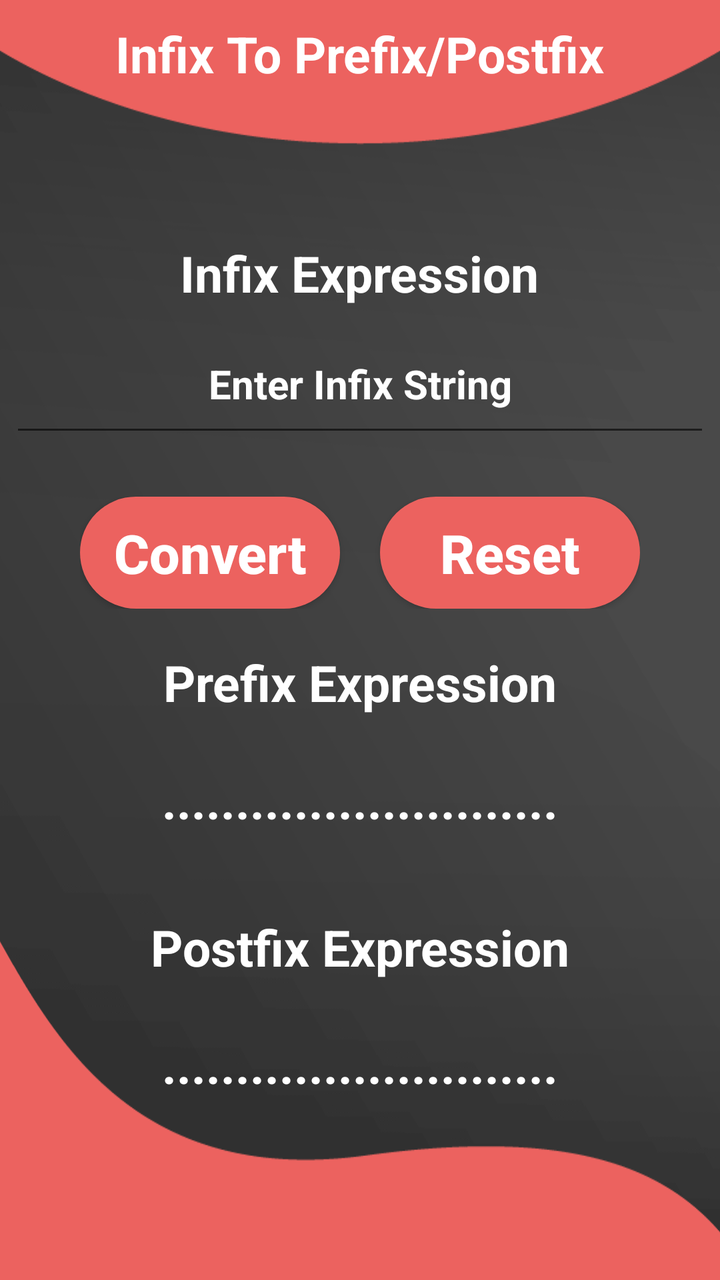
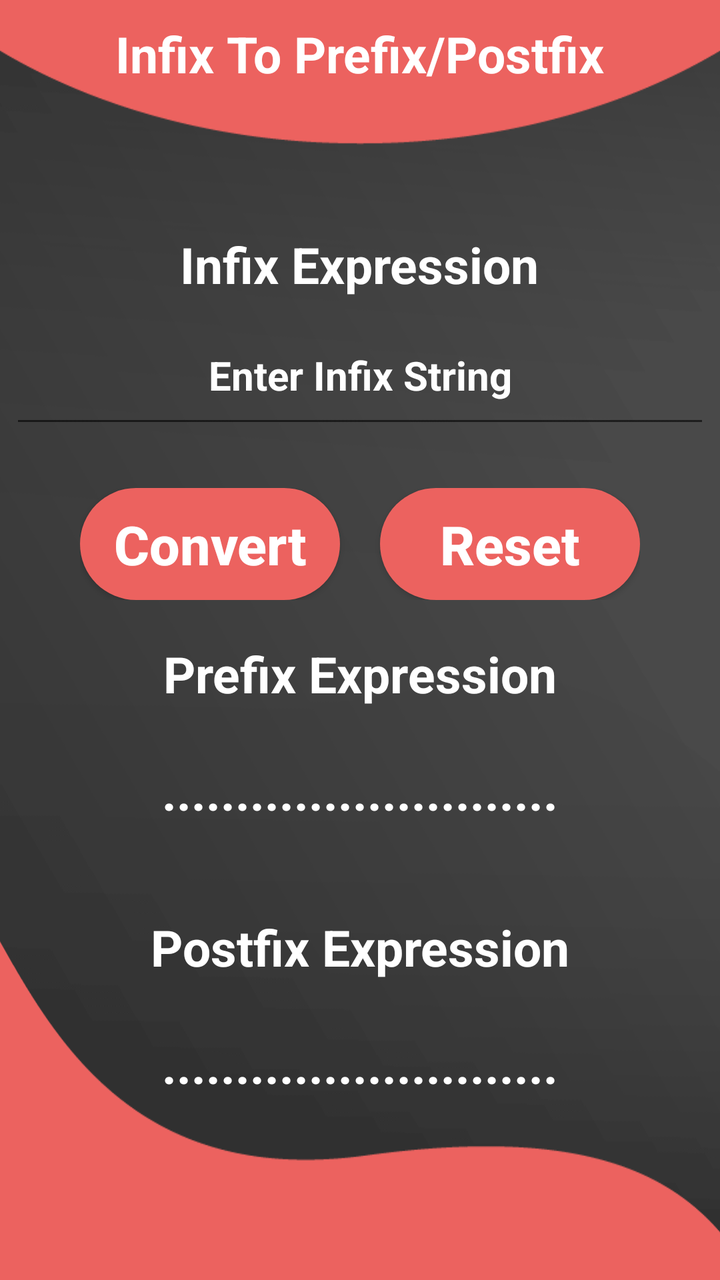

Two renders of the same Android screen: before a commit and after it. Below are the layout's source before the change and the commit's diff.
<!-- AndroidManifest.xml: application theme AppTheme -->
<!-- res/layout/activity_infix_to_other.xml -->
<?xml version="1.0" encoding="utf-8"?>
<LinearLayout xmlns:android="http://schemas.android.com/apk/res/android"
    xmlns:tools="http://schemas.android.com/tools"
    android:layout_width="match_parent"
    android:orientation="vertical"
    android:padding="5dp"
    android:background="@drawable/background_2"
    android:gravity="center"
    android:layout_height="match_parent"
    tools:context=".infixToOther">
    <TextView
        android:layout_width="wrap_content"
        android:layout_height="wrap_content"
        android:text="@string/infix_to_other_button"
        android:gravity="center_horizontal"
        android:padding="5dp"
        android:textColor="#ffffff"
        android:textStyle="bold"
        android:textSize="25sp"/>
    <LinearLayout
        android:layout_width="match_parent"
        android:gravity="center"
        android:layout_height="match_parent">
        <ScrollView
            android:layout_width="match_parent"
            android:layout_height="wrap_content"
            tools:ignore="UselessParent">
            <LinearLayout
                android:layout_width="match_parent"
                android:layout_height="wrap_content"
                android:gravity="center"
                android:orientation="vertical">
                <TextView
                    android:layout_width="wrap_content"
                    android:layout_height="wrap_content"
                    android:layout_marginBottom="15dp"
                    android:padding="5dp"
                    android:text="@string/infix"
                    android:textColor="#ffffff"
                    android:textSize="25sp"
                    android:textStyle="bold" />
                <EditText
                    android:id="@+id/infix_input"
                    android:layout_width="match_parent"
                    android:layout_height="50dp"
                    android:layout_marginBottom="15dp"
                    android:autofillHints="no"
                    android:digits="0123456789QWERTYUIOPLKJHGFDSAZXCVBNMqwertyuioplkjhgfdsazxcvbnm()+-*/^$%"
                    android:gravity="center_horizontal"
                    android:hint="@string/infix_input"
                    android:inputType="text"
                    android:padding="5dp"
                    android:textColor="#ffffff"
                    android:textColorHint="#ffffff"
                    android:textCursorDrawable="@null"
                    android:textSize="20sp"
                    android:textStyle="bold" />
                <LinearLayout
                    android:layout_width="wrap_content"
                    android:layout_height="wrap_content"
                    android:layout_marginTop="10dp"
                    android:layout_marginBottom="15dp"
                    android:orientation="horizontal">
                    <Button
                        android:id="@+id/button_convert"
                        android:layout_width="130dp"
                        android:layout_height="wrap_content"
                        android:layout_marginEnd="20dp"
                        android:background="@drawable/button_1"
                        android:padding="10dp"
                        android:text="@string/convert_button"
                        android:textAllCaps="false"
                        android:textColor="#ffffff"
                        android:textSize="27sp"
                        android:textStyle="bold"
                        tools:ignore="ButtonStyle" />
                    <Button
                        android:id="@+id/button_reset"
                        android:layout_width="130dp"
                        android:layout_height="wrap_content"
                        android:background="@drawable/button_1"
                        android:padding="10dp"
                        android:text="@string/reset_button"
                        android:textAllCaps="false"
                        android:textColor="#ffffff"
                        android:textSize="27sp"
                        android:textStyle="bold"
                        tools:ignore="ButtonStyle" />
                </LinearLayout>
                <TextView
                    android:layout_width="wrap_content"
                    android:layout_height="wrap_content"
                    android:layout_marginBottom="15dp"
                    android:padding="5dp"
                    android:text="@string/prefix"
                    android:textColor="#ffffff"
                    android:textSize="25sp"
                    android:textStyle="bold" />

                <TextView
                    android:id="@+id/prefix_output"
                    android:layout_width="wrap_content"
                    android:layout_height="wrap_content"
                    android:layout_marginBottom="15dp"
                    android:padding="5dp"
                    android:text="@string/dot_line"
                    android:textColor="#ffffff"
                    android:textIsSelectable="true"
                    android:textSize="25sp"
                    android:textStyle="bold"
                    tools:ignore="DuplicateSpeakableTextCheck" />
                <Button
                    android:id="@+id/prefix_sbss"
                    android:layout_width="wrap_content"
                    android:layout_height="wrap_content"
                    android:background="@drawable/button_2"
                    android:padding="5dp"
                    android:text="@string/step_by_step_solution"
                    android:textAllCaps="false"
                    android:textSize="17sp"
                    android:textStyle="bold"
                    android:visibility="gone"
                    tools:ignore="ButtonStyle" />
                <TextView
                    android:layout_width="wrap_content"
                    android:layout_height="wrap_content"
                    android:layout_marginTop="15dp"
                    android:layout_marginBottom="15dp"
                    android:padding="5dp"
                    android:text="@string/postfix"
                    android:textColor="#ffffff"
                    android:textSize="25sp"
                    android:textStyle="bold" />
                <TextView
                    android:id="@+id/postfix_output"
                    android:layout_width="wrap_content"
                    android:layout_height="wrap_content"
                    android:layout_marginBottom="15dp"
                    android:padding="5dp"
                    android:text="@string/dot_line"
                    android:textColor="#ffffff"
                    android:textIsSelectable="true"
                    android:textSize="25sp"
                    android:textStyle="bold" />
                <Button
                    android:id="@+id/postfix_sbss"
                    android:layout_width="wrap_content"
                    android:layout_height="wrap_content"
                    android:background="@drawable/button_2"
                    android:padding="5dp"
                    android:text="@string/step_by_step_solution"
                    android:textAllCaps="false"
                    android:textSize="17sp"
                    android:textStyle="bold"
                    android:visibility="gone"
                    tools:ignore="ButtonStyle" />
            </LinearLayout>
        </ScrollView>
    </LinearLayout>
</LinearLayout>
<!-- resources referenced by this layout -->
<resources>
  <!-- drawable background_2: png bitmap (drawable-v24, 13608 bytes) -->
  <!-- drawable button_1 (drawable) -->
  <?xml version="1.0" encoding="utf-8"?>
  <shape xmlns:android="http://schemas.android.com/apk/res/android" android:shape="rectangle">
      <solid android:color="#ec625f"/>
      <corners android:radius="40dp">
  
      </corners>
  
  </shape>
  <!-- drawable button_2 (drawable) -->
  <?xml version="1.0" encoding="utf-8"?>
  <shape xmlns:android="http://schemas.android.com/apk/res/android" android:shape="rectangle">
      <solid android:color="#ec625f"/>
  
  </shape>
  <string name="convert_button">Convert</string>
  <string name="dot_line">...........................</string>
  <string name="infix">Infix Expression</string>
  <string name="infix_input">Enter Infix String</string>
  <string name="infix_to_other_button">Infix To Prefix/Postfix</string>
  <string name="postfix">Postfix Expression</string>
  <string name="prefix">Prefix Expression</string>
  <string name="reset_button">Reset</string>
  <string name="step_by_step_solution">Step By Step Solution</string>
  <style name="AppTheme" parent="Theme.AppCompat.Light.NoActionBar">
          <item name="colorPrimary">@color/colorPrimary</item>
          <item name="colorPrimaryDark">#EC625F</item>
          <item name="colorAccent">@color/colorAccent</item>
      </style>
  <color name="colorPrimary">#6200EE</color>
  <color name="colorAccent">#03DAC5</color>
</resources>

<!-- the commit's change to res/layout/activity_infix_to_other.xml (unified diff, before → after) -->
@@ -54,13 +54,15 @@
                     android:textColorHint="#ffffff"
                     android:textCursorDrawable="@null"
                     android:textSize="20sp"
-                    android:textStyle="bold" />
+                    android:textStyle="bold"
+                    tools:ignore="VisualLintTextFieldSize" />
                 <LinearLayout
                     android:layout_width="wrap_content"
                     android:layout_height="wrap_content"
                     android:layout_marginTop="10dp"
                     android:layout_marginBottom="15dp"
                     android:orientation="horizontal">
+
                     <Button
                         android:id="@+id/button_convert"
                         android:layout_width="130dp"
@@ -73,7 +75,7 @@
                         android:textColor="#ffffff"
                         android:textSize="27sp"
                         android:textStyle="bold"
-                        tools:ignore="ButtonStyle" />
+                        tools:ignore="ButtonStyle,TextSizeCheck" />
                     <Button
                         android:id="@+id/button_reset"
                         android:layout_width="130dp"
@@ -102,6 +104,7 @@
                     android:layout_width="wrap_content"
                     android:layout_height="wrap_content"
                     android:layout_marginBottom="15dp"
+                    android:minHeight="48dp"
                     android:padding="5dp"
                     android:text="@string/dot_line"
                     android:textColor="#ffffff"
@@ -131,11 +134,13 @@
                     android:textColor="#ffffff"
                     android:textSize="25sp"
                     android:textStyle="bold" />
+
                 <TextView
                     android:id="@+id/postfix_output"
                     android:layout_width="wrap_content"
                     android:layout_height="wrap_content"
                     android:layout_marginBottom="15dp"
+                    android:minHeight="48dp"
                     android:padding="5dp"
                     android:text="@string/dot_line"
                     android:textColor="#ffffff"
